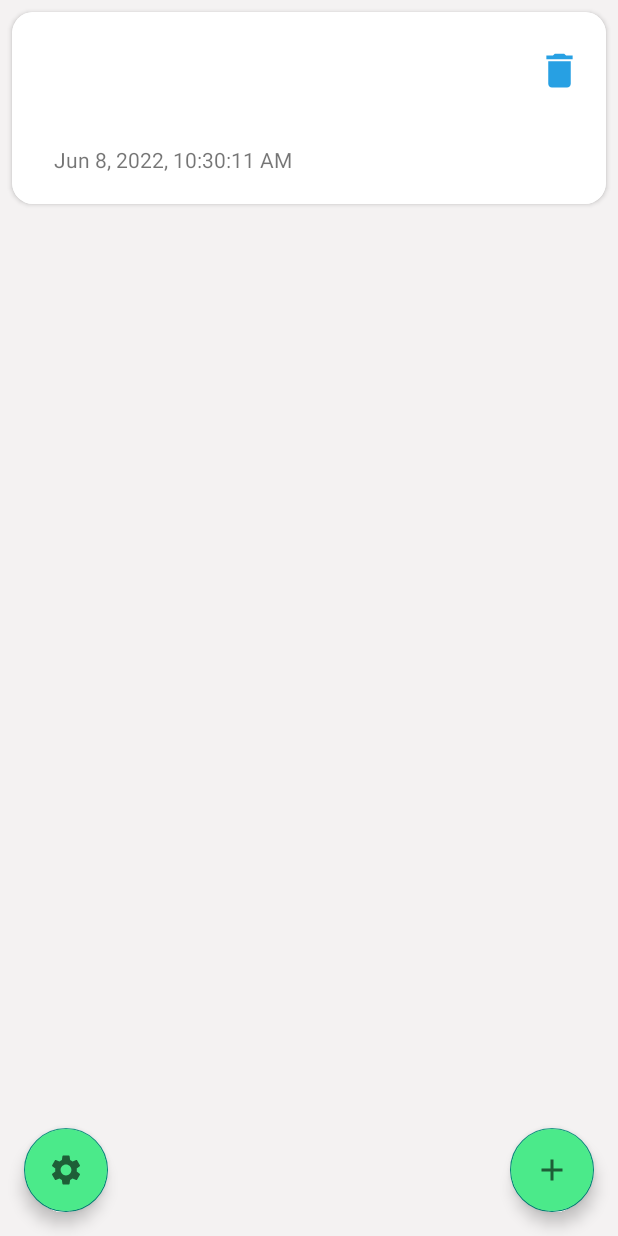
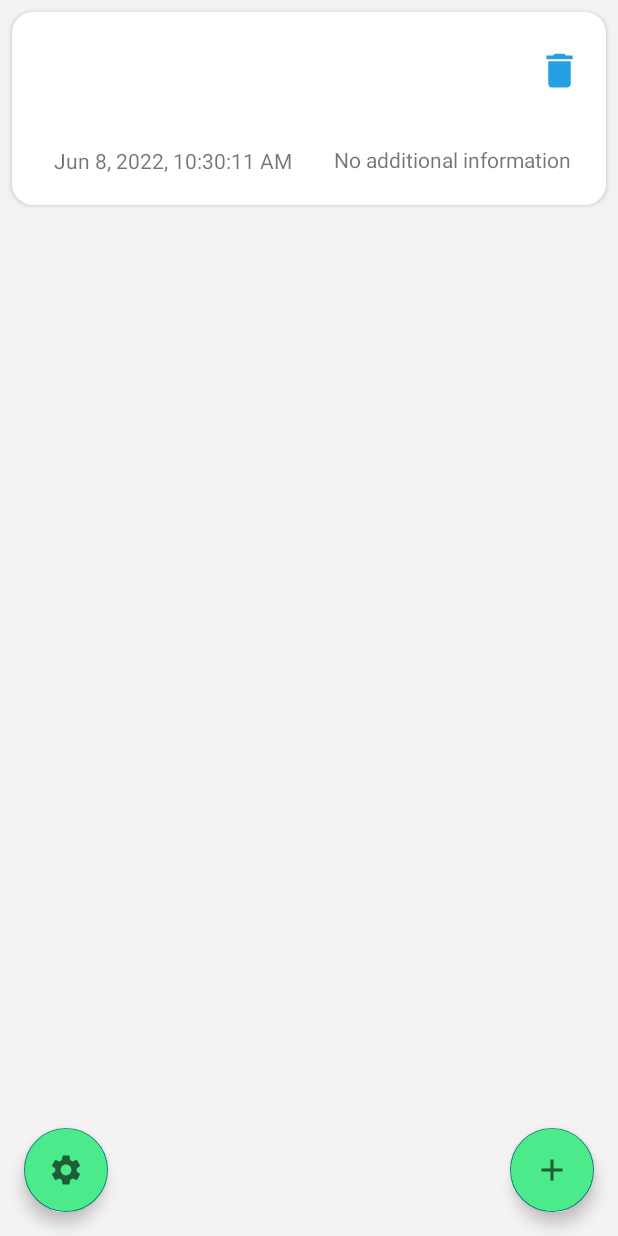
Before and after one commit to Leonid06/note_app_by_leonid_06, an Android app: the SingleNoteFragment screen opened through its navigation route, after a tap on an icon or button, on a phone screen of 412 x 824 dp. Run offline under Robolectric (Android 15) with nearby library versions, the phone set to English and light mode, and no system bars; our stand-ins replace Dagger/Hilt's generated code, Room's generated code.

Commit message:
redactored code, added subtitle

```diff
--- a/app/src/main/java/com/example/leonidsnotesapplication/data/database/NoteDatabase.kt
+++ b/app/src/main/java/com/example/leonidsnotesapplication/data/database/NoteDatabase.kt
@@ -4,7 +4,7 @@ import androidx.room.*
 import com.example.leonidsnotesapplication.domain.model.Note
 
 
-@Database(entities = [Note::class] , version =  4)
+@Database(entities = [Note::class] , version =  5)
 abstract class NoteDatabase : RoomDatabase() {
     abstract fun NoteDao() : NoteDao
 }
--- a/app/src/main/java/com/example/leonidsnotesapplication/domain/model/Note.kt
+++ b/app/src/main/java/com/example/leonidsnotesapplication/domain/model/Note.kt
@@ -10,6 +10,7 @@ import kotlinx.parcelize.Parcelize
 @Parcelize
 data class Note(
     @ColumnInfo(name = "title") val title : String?,
+    @ColumnInfo(name = "subtitle") val subtitle : String?,
     @ColumnInfo(name = "content") val content : String?,
     @ColumnInfo(name = "datetime") val datetime : String?,
     @PrimaryKey(autoGenerate = true) var id : Int = 0
--- a/app/src/main/java/com/example/leonidsnotesapplication/presentation/notes_feature/NotesViewModel.kt
+++ b/app/src/main/java/com/example/leonidsnotesapplication/presentation/notes_feature/NotesViewModel.kt
@@ -26,6 +26,7 @@ class NotesViewModel  @Inject constructor (
     fun addNote(note : Note){
         viewModelScope.launch(Dispatchers.IO) {
             addNoteUseCase.execute(note)
+            updateNotes()
         }
     }
 
@@ -38,10 +39,9 @@ class NotesViewModel  @Inject constructor (
     }
 
 
-    fun updateNotes(){
+   fun updateNotes(){
         viewModelScope.launch(Dispatchers.IO) {
-                notesLiveDataMutable.postValue(getAllNotes())
-
+            notesLiveDataMutable.postValue(getAllNotes())
         }
     }
 
--- a/app/src/main/java/com/example/leonidsnotesapplication/presentation/notes_feature/util/NoteCardAdapter.kt
+++ b/app/src/main/java/com/example/leonidsnotesapplication/presentation/notes_feature/util/NoteCardAdapter.kt
@@ -23,15 +23,11 @@ class NoteCardAdapter( private val listener: NoteClickListener) :
 
     private val notes = ArrayList<Note>()
 
-    //for animation
-//    private var lastPosition = -1
-
-
-
     class ViewHolder(view : View ,  private val listener  : NoteClickListener) : RecyclerView.ViewHolder(view) , View.OnClickListener {
-        val titleView: TextView = view.findViewById(R.id.tvNoteTitle)
-        val datetimeView : TextView = view.findViewById(R.id.tvNoteDatetime)
-        val deleteButton: ImageButton = view.findViewById(R.id.ibDelete)
+        private val titleView: TextView = view.findViewById(R.id.tvNoteTitle)
+        private val subtitleView : TextView = view.findViewById(R.id.tvNoteSubtitle)
+        private val datetimeView : TextView = view.findViewById(R.id.tvNoteDatetime)
+        private val deleteButton: ImageButton = view.findViewById(R.id.ibDelete)
         private lateinit var note: Note
 
 
@@ -46,6 +42,7 @@ class NoteCardAdapter( private val listener: NoteClickListener) :
             this.note = note
             titleView.text = note.title
             datetimeView.text  = note.datetime
+            subtitleView.text = note.subtitle
         }
 
         override fun onClick(p0: View?) {
@@ -62,13 +59,7 @@ class NoteCardAdapter( private val listener: NoteClickListener) :
 
     override fun onBindViewHolder(viewHolder: ViewHolder, position: Int) {
         viewHolder.bind(notes[position])
-//        setAnimation(viewHolder.itemView, position)
     }
-
-    override fun onViewDetachedFromWindow(holder: ViewHolder) {
-        super.onViewDetachedFromWindow(holder)
-    }
-
 
 
     fun setData(notes : ArrayList<Note>){
@@ -78,15 +69,5 @@ class NoteCardAdapter( private val listener: NoteClickListener) :
     }
     override fun getItemCount(): Int =  notes.size
 
-    //testing out animations for cardview
-//    private fun setAnimation(view: View , position: Int) {
-//        if(position > lastPosition){
-//            val animation: Animation =
-//                AnimationUtils.loadAnimation(view.context, android.R.anim.slide_in_left)
-//            view.startAnimation(animation)
-//            lastPosition = position
-//        }
-//
-//    }
 
 }
--- a/app/src/main/java/com/example/leonidsnotesapplication/presentation/single_note_feature/SingleNoteFragment.kt
+++ b/app/src/main/java/com/example/leonidsnotesapplication/presentation/single_note_feature/SingleNoteFragment.kt
@@ -1,7 +1,7 @@
 package com.example.leonidsnotesapplication.presentation.single_note_feature
 
-import android.graphics.Typeface
 import android.os.Bundle
+import android.util.Log
 import androidx.fragment.app.Fragment
 import android.view.LayoutInflater
 import android.view.View
@@ -25,7 +25,7 @@ class SingleNoteFragment : Fragment() {
 
     private val vm  : NotesViewModel  by viewModels()
 
-    private var isEdit  : Boolean = false
+    private var isEdit = false
 
     override fun onCreateView(
         inflater: LayoutInflater, container: ViewGroup?,
@@ -46,36 +46,40 @@ class SingleNoteFragment : Fragment() {
         }
         addNoteButton.setOnClickListener{
 
+            val content = noteContentEditText.text.toString()
+            val title : String
+            val subtitle : String
+            val date = getDate()
 
-            val date : String = getDate()
-            val title : String
-            val content = noteContentEditText.text.toString()
 
-            title = if(content.contains("\n")){
-                content.split("\n")[0]
+            if(content.contains("\n")){
+                title = content.split("\n")[0]
+                subtitle = content.split("\n")[1]
             }else{
-                content
+                title = content
+                subtitle = "No additional information"
             }
 
             if(isEdit){
 
                 val clickedNote : Note = arguments?.getParcelable("note")!!
 
-                createNote(title,  content, date, clickedNote.id)
+                createNote(title, subtitle,  content, date, clickedNote.id)
 
             }else{
-                 createNote(title, content, date)
+                 createNote(title, subtitle, content, date)
             }
-            vm.updateNotes()
+
             findNavController().navigateUp()
 
         }
 
     }
 
-    private fun createNote(title : String, content : String, date : String, id : Int){
+    private fun createNote(title : String,subtitle : String, content : String, date : String, id : Int){
         val note = Note(
             title,
+            subtitle,
             content,
             date,
             id
@@ -85,9 +89,10 @@ class SingleNoteFragment : Fragment() {
         vm.addNote(note)
     }
 
-    private fun createNote(title : String, content : String, date : String){
+    private fun createNote(title : String, subtitle: String, content : String, date : String){
         val note = Note(
             title,
+            subtitle,
             content,
             date
         )
--- a/app/src/main/res/layout/note_card_view.xml
+++ b/app/src/main/res/layout/note_card_view.xml
@@ -30,6 +30,20 @@
             tools:text="Title"
             android:singleLine="true"/>
 
+        <TextView
+            android:id="@+id/tvNoteSubtitle"
+            android:layout_width="200dp"
+            android:layout_height="20dp"
+            android:layout_marginStart="28dp"
+            android:layout_marginTop="10dp"
+            android:layout_marginBottom="20dp"
+            app:layout_constraintBottom_toBottomOf="parent"
+            app:layout_constraintStart_toEndOf="@id/tvNoteDatetime"
+            app:layout_constraintTop_toBottomOf="@id/tvNoteTitle"
+            tools:text="No additional information" />
+
+
+
 
         <TextView
             android:id="@+id/tvNoteDatetime"
```
